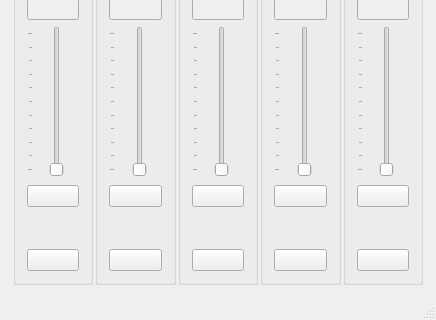
This is gui_mainwindow.ui in Shub77/phoebetria-code as Qt 5 draws it before an edit; both pictures show x 0 to 436 and y 189 to 509 of the 436 by 509 pixel window. The edited form follows.
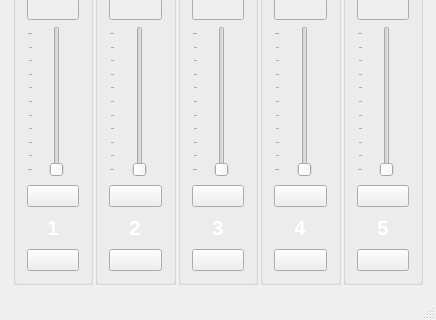
This is the edited form. Icons and pictures are not drawn.

```diff
--- a/gui_mainwindow.ui
+++ b/gui_mainwindow.ui
@@ -736,7 +736,10 @@
 	border: none;
 	margin: 0px;
     padding: 0px;
-	image: url(:/Images/icon_channels_lightblue_1.png)
+	font-size: 20px;
+	font-weight: bold;
+	color: white;
+	image: url(:/Images/icon_channels_lite_blue.png)
 }
 
 QPushButton:hover {
@@ -746,6 +749,9 @@
 	image: url(:/Images/icon_channels_darkblue_1.png)
 }</string>
              </property>
+             <property name="text">
+              <string>1</string>
+             </property>
              <property name="iconSize">
               <size>
                <width>50</width>
@@ -913,7 +919,10 @@
 	border: none;
 	margin: 0px;
     padding: 0px;
-	image: url(:/Images/icon_channels_lightblue_2.png)
+	font-size: 20px;
+	font-weight: bold;
+	color: white;
+	image: url(:/Images/icon_channels_lite_blue.png)
 }
 
 QPushButton:hover {
@@ -924,7 +933,7 @@
 }</string>
              </property>
              <property name="text">
-              <string/>
+              <string>2</string>
              </property>
              <property name="iconSize">
               <size>
@@ -1093,7 +1102,10 @@
 	border: none;
 	margin: 0px;
     padding: 0px;
-	image: url(:/Images/icon_channels_lightblue_3.png)
+	font-size: 20px;
+	font-weight: bold;
+	color: white;
+	image: url(:/Images/icon_channels_lite_blue.png)
 }
 
 QPushButton:hover {
@@ -1104,7 +1116,7 @@
 }</string>
              </property>
              <property name="text">
-              <string/>
+              <string>3</string>
              </property>
              <property name="iconSize">
               <size>
@@ -1273,7 +1285,10 @@
 	border: none;
 	margin: 0px;
     padding: 0px;
-	image: url(:/Images/icon_channels_lightblue_4.png)
+	font-size: 20px;
+	font-weight: bold;
+	color: white;
+	image: url(:/Images/icon_channels_lite_blue.png)
 }
 
 QPushButton:hover {
@@ -1284,7 +1299,7 @@
 }</string>
              </property>
              <property name="text">
-              <string/>
+              <string>4</string>
              </property>
              <property name="iconSize">
               <size>
@@ -1448,12 +1463,22 @@
                <height>30</height>
               </size>
              </property>
+             <property name="font">
+              <font>
+               <pointsize>-1</pointsize>
+               <weight>75</weight>
+               <bold>true</bold>
+              </font>
+             </property>
              <property name="styleSheet">
               <string notr="true">QPushButton {
 	border: none;
 	margin: 0px;
     padding: 0px;
-	image: url(:/Images/icon_channels_lightblue_5.png)
+	font-size: 20px;
+	font-weight: bold;
+	color: white;
+	image: url(:/Images/icon_channels_lite_blue.png)
 }
 
 QPushButton:hover {
@@ -1464,7 +1489,7 @@
 }</string>
              </property>
              <property name="text">
-              <string/>
+              <string>5</string>
              </property>
              <property name="iconSize">
               <size>
```
Left out of the diff: 25 changed lines with no effect on the pictures.
